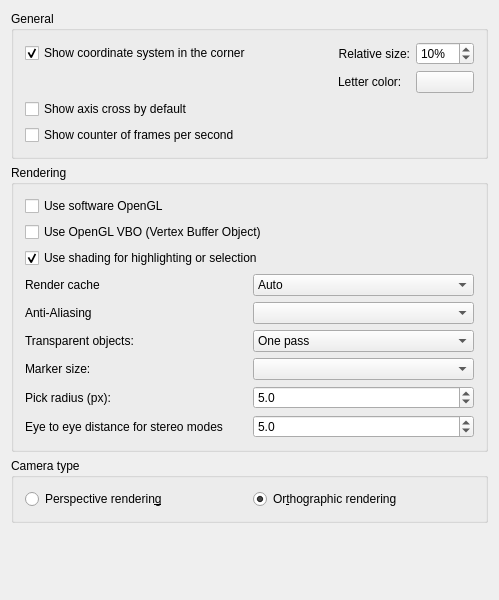
Qt form src/Gui/PreferencePages/DlgSettings3DView.ui (wwmayer/FreeCAD) before a commit.
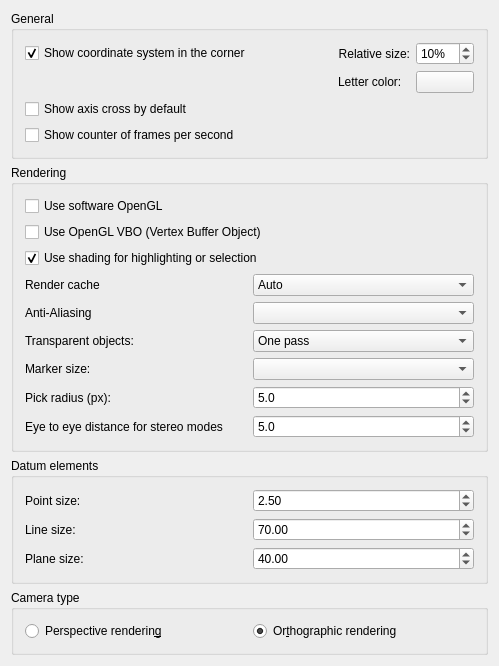
The same form after that commit. Custom widgets are drawn as their Qt base class.

Commit message:
Gui: Allow to change datum size without restart
For convenience add settings for sizes of datum points, datum line and
datum planes to the preferences.

This fixes https://github.com/FreeCAD/FreeCAD/issues/27673

Diff of the .ui file:
```diff
--- a/src/Gui/PreferencePages/DlgSettings3DView.ui
+++ b/src/Gui/PreferencePages/DlgSettings3DView.ui
@@ -447,6 +447,96 @@
      </layout>
     </widget>
    </item>
+   <item>
+    <widget class="QGroupBox" name="groupBoxDatum">
+     <property name="title">
+      <string>Datum elements</string>
+     </property>
+     <layout class="QGridLayout" name="gridLayout2">
+      <property name="leftMargin">
+       <number>11</number>
+      </property>
+      <property name="topMargin">
+       <number>11</number>
+      </property>
+      <property name="rightMargin">
+       <number>11</number>
+      </property>
+      <property name="bottomMargin">
+       <number>11</number>
+      </property>
+      <property name="spacing">
+       <number>6</number>
+      </property>
+      <item row="0" column="0">
+       <widget class="QLabel" name="labelDatumPoint">
+        <property name="text">
+         <string>Point size:</string>
+        </property>
+       </widget>
+      </item>
+      <item row="0" column="1">
+       <widget class="QDoubleSpinBox" name="spinDatumPoint">
+        <property name="minimum">
+         <double>1.00000000000000</double>
+        </property>
+        <property name="maximum">
+         <double>10.0000000000000</double>
+        </property>
+        <property name="value">
+         <double>2.500000000000000</double>
+        </property>
+       </widget>
+      </item>
+      <item row="1" column="0">
+       <widget class="QLabel" name="labelDatumLine">
+        <property name="text">
+         <string>Line size:</string>
+        </property>
+       </widget>
+      </item>
+      <item row="1" column="1">
+       <widget class="QDoubleSpinBox" name="spinDatumLine">
+        <property name="minimum">
+         <double>10.00000000000000</double>
+        </property>
+        <property name="maximum">
+         <double>500.00000000000000</double>
+        </property>
+        <property name="singleStep">
+         <double>10.00000000000000</double>
+        </property>
+        <property name="value">
+         <double>70.00000000000000</double>
+        </property>
+       </widget>
+      </item>
+      <item row="2" column="0">
+       <widget class="QLabel" name="labelDatumPlane">
+        <property name="text">
+         <string>Plane size:</string>
+        </property>
+       </widget>
+      </item>
+      <item row="2" column="1">
+       <widget class="QDoubleSpinBox" name="spinDatumPlane">
+        <property name="minimum">
+         <double>10.00000000000000</double>
+        </property>
+        <property name="maximum">
+         <double>500.00000000000000</double>
+        </property>
+        <property name="singleStep">
+         <double>10.00000000000000</double>
+        </property>
+        <property name="value">
+         <double>40.00000000000000</double>
+        </property>
+       </widget>
+      </item>
+     </layout>
+    </widget>
+   </item>
    <item>
     <widget class="QGroupBox" name="groupBoxCamera">
      <property name="title">
```
The commit also changes 7 other files.
